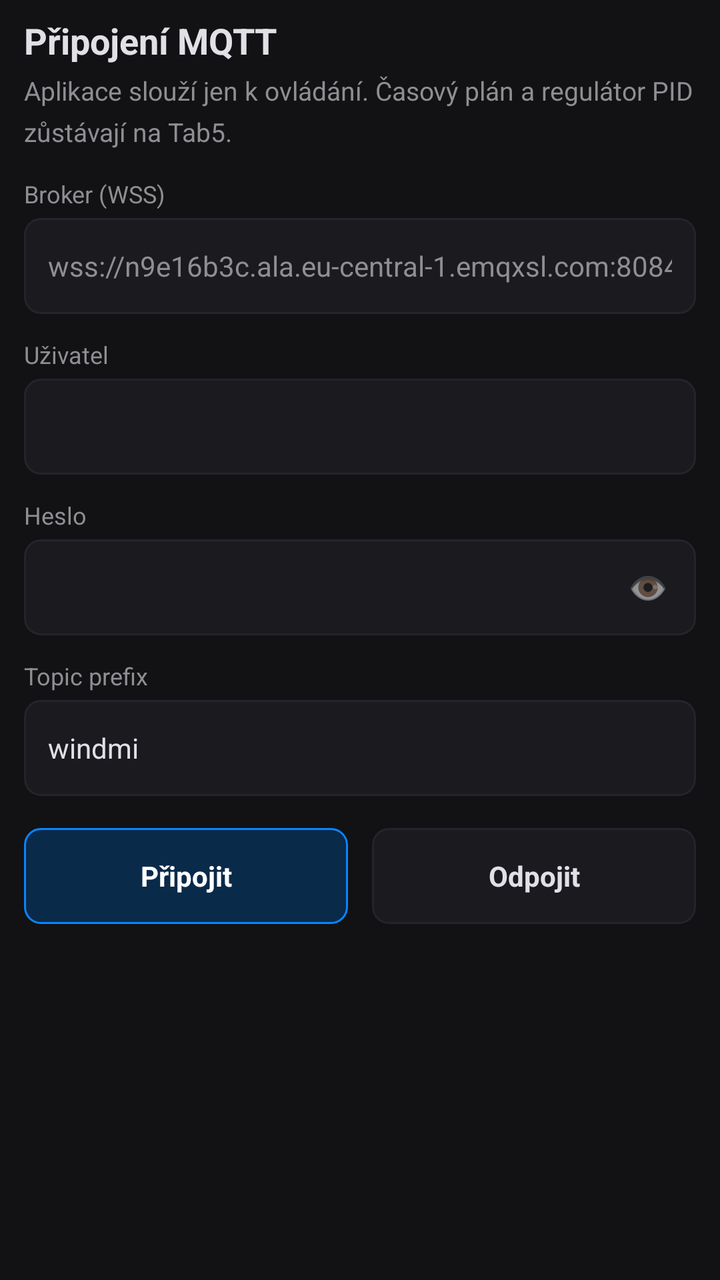
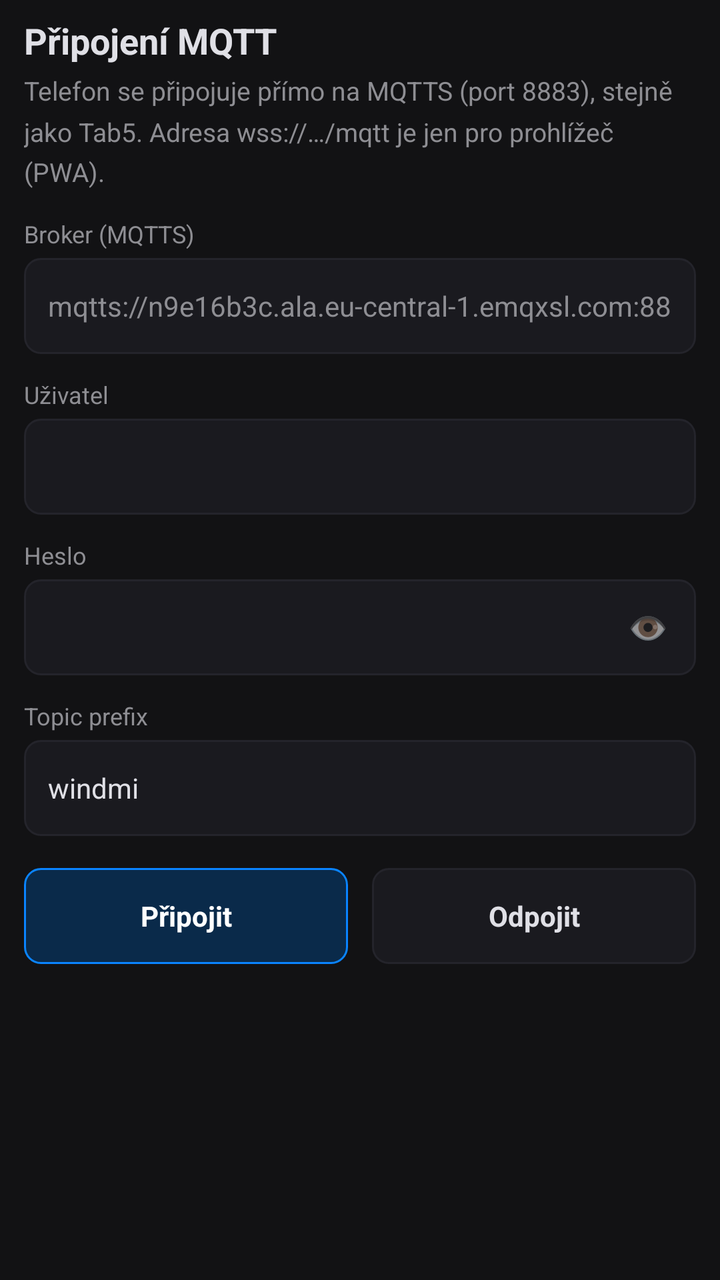

The first picture is an Android layout as it rendered before a commit; the second is the same layout after the commit. The layout source and the unified diff follow.
<!-- AndroidManifest.xml: application theme Theme.WindmiCtrl -->
<!-- res/layout/view_settings.xml -->
<?xml version="1.0" encoding="utf-8"?>
<ScrollView xmlns:android="http://schemas.android.com/apk/res/android"
    android:layout_width="match_parent"
    android:layout_height="match_parent"
    android:background="@color/bg"
    android:fillViewport="true"
    android:overScrollMode="never">

    <LinearLayout
        android:layout_width="match_parent"
        android:layout_height="wrap_content"
        android:orientation="vertical"
        android:paddingHorizontal="12dp"
        android:paddingTop="8dp"
        android:paddingBottom="20dp">

        <TextView
            android:layout_width="match_parent"
            android:layout_height="wrap_content"
            android:text="Připojení MQTT"
            android:textColor="@color/text"
            android:textSize="18sp"
            android:textStyle="bold" />

        <TextView
            android:layout_width="match_parent"
            android:layout_height="wrap_content"
            android:layout_marginTop="4dp"
            android:layout_marginBottom="14dp"
            android:lineSpacingMultiplier="1.3"
            android:text="Aplikace slouží jen k ovládání. Časový plán a regulátor PID zůstávají na Tab5."
            android:textColor="@color/muted"
            android:textSize="13sp" />

        <TextView
            android:layout_width="match_parent"
            android:layout_height="wrap_content"
            android:text="Broker (WSS)"
            android:textColor="@color/muted"
            android:textSize="12sp" />

        <EditText
            android:id="@+id/cfgHost"
            android:layout_width="match_parent"
            android:layout_height="48dp"
            android:layout_marginTop="4dp"
            android:background="@drawable/bg_field"
            android:hint="wss://n9e16b3c.ala.eu-central-1.emqxsl.com:8084/mqtt"
            android:inputType="textUri"
            android:paddingHorizontal="12dp"
            android:textColor="@color/text"
            android:textColorHint="@color/muted"
            android:textSize="14sp" />

        <TextView
            android:layout_width="match_parent"
            android:layout_height="wrap_content"
            android:layout_marginTop="12dp"
            android:text="Uživatel"
            android:textColor="@color/muted"
            android:textSize="12sp" />

        <EditText
            android:id="@+id/cfgUser"
            android:layout_width="match_parent"
            android:layout_height="48dp"
            android:layout_marginTop="4dp"
            android:background="@drawable/bg_field"
            android:inputType="text"
            android:paddingHorizontal="12dp"
            android:textColor="@color/text"
            android:textColorHint="@color/muted"
            android:textSize="14sp" />

        <TextView
            android:layout_width="match_parent"
            android:layout_height="wrap_content"
            android:layout_marginTop="12dp"
            android:text="Heslo"
            android:textColor="@color/muted"
            android:textSize="12sp" />

        <FrameLayout
            android:layout_width="match_parent"
            android:layout_height="48dp"
            android:layout_marginTop="4dp"
            android:background="@drawable/bg_field">

            <EditText
                android:id="@+id/cfgPass"
                android:layout_width="match_parent"
                android:layout_height="match_parent"
                android:background="@android:color/transparent"
                android:inputType="textPassword"
                android:paddingStart="12dp"
                android:paddingEnd="48dp"
                android:textColor="@color/text"
                android:textColorHint="@color/muted"
                android:textSize="14sp" />

            <TextView
                android:id="@+id/btnTogglePass"
                android:layout_width="48dp"
                android:layout_height="match_parent"
                android:layout_gravity="end"
                android:background="?attr/selectableItemBackgroundBorderless"
                android:clickable="true"
                android:focusable="true"
                android:gravity="center"
                android:text="👁"
                android:textSize="16sp" />
        </FrameLayout>

        <TextView
            android:layout_width="match_parent"
            android:layout_height="wrap_content"
            android:layout_marginTop="12dp"
            android:text="Topic prefix"
            android:textColor="@color/muted"
            android:textSize="12sp" />

        <EditText
            android:id="@+id/cfgPrefix"
            android:layout_width="match_parent"
            android:layout_height="48dp"
            android:layout_marginTop="4dp"
            android:background="@drawable/bg_field"
            android:inputType="text"
            android:paddingHorizontal="12dp"
            android:text="windmi"
            android:textColor="@color/text"
            android:textColorHint="@color/muted"
            android:textSize="14sp" />

        <LinearLayout
            android:layout_width="match_parent"
            android:layout_height="wrap_content"
            android:layout_marginTop="16dp"
            android:orientation="horizontal">

            <TextView
                android:id="@+id/btnConnect"
                android:layout_width="0dp"
                android:layout_height="48dp"
                android:layout_marginEnd="6dp"
                android:layout_weight="1"
                android:background="@drawable/bg_btn_primary"
                android:clickable="true"
                android:focusable="true"
                android:gravity="center"
                android:text="Připojit"
                android:textColor="@android:color/white"
                android:textStyle="bold" />

            <TextView
                android:id="@+id/btnDisconnect"
                android:layout_width="0dp"
                android:layout_height="48dp"
                android:layout_marginStart="6dp"
                android:layout_weight="1"
                android:background="@drawable/bg_btn_secondary"
                android:clickable="true"
                android:focusable="true"
                android:gravity="center"
                android:text="Odpojit"
                android:textColor="@color/text"
                android:textStyle="bold" />
        </LinearLayout>

        <TextView
            android:id="@+id/cfgStatus"
            android:layout_width="match_parent"
            android:layout_height="wrap_content"
            android:layout_marginTop="12dp"
            android:minHeight="18dp"
            android:textColor="@color/muted"
            android:textSize="13sp" />
    </LinearLayout>
</ScrollView>
<!-- resources referenced by this layout -->
<resources>
  <color name="bg">#121214</color>
  <color name="muted">#8E8E93</color>
  <color name="text">#E0E0E6</color>
  <!-- drawable bg_btn_primary (drawable) -->
  <?xml version="1.0" encoding="utf-8"?>
  <shape xmlns:android="http://schemas.android.com/apk/res/android" android:shape="rectangle">
      <solid android:color="@color/chip_room_bg" />
      <stroke android:width="1dp" android:color="@color/room" />
      <corners android:radius="8dp" />
  </shape>
  <!-- drawable bg_btn_secondary (drawable) -->
  <?xml version="1.0" encoding="utf-8"?>
  <shape xmlns:android="http://schemas.android.com/apk/res/android" android:shape="rectangle">
      <solid android:color="@color/panel" />
      <stroke android:width="1dp" android:color="@color/border" />
      <corners android:radius="8dp" />
  </shape>
  <!-- drawable bg_field (drawable) -->
  <?xml version="1.0" encoding="utf-8"?>
  <shape xmlns:android="http://schemas.android.com/apk/res/android" android:shape="rectangle">
      <solid android:color="@color/panel" />
      <stroke android:width="1dp" android:color="@color/border" />
      <corners android:radius="8dp" />
  </shape>
  <style name="Theme.WindmiCtrl" parent="Theme.MaterialComponents.DayNight.NoActionBar">
          <item name="android:statusBarColor">@color/bg</item>
          <item name="android:navigationBarColor">@color/bg</item>
          <item name="android:windowBackground">@color/bg</item>
          <item name="android:windowLightStatusBar">false</item>
          <item name="colorPrimary">@color/room</item>
          <item name="colorOnPrimary">#FFFFFF</item>
          <item name="android:textColorPrimary">@color/text</item>
          <item name="android:textColorHint">@color/muted</item>
          <item name="colorControlNormal">@color/border</item>
          <item name="colorControlActivated">@color/room</item>
      </style>
  <color name="chip_room_bg">#0A2A4A</color>
  <color name="room">#0A84FF</color>
  <color name="panel">#1A1A1F</color>
  <color name="border">#24242B</color>
</resources>

<!-- the commit's change to res/layout/view_settings.xml (unified diff, before → after) -->
@@ -28,14 +28,14 @@
             android:layout_marginTop="4dp"
             android:layout_marginBottom="14dp"
             android:lineSpacingMultiplier="1.3"
-            android:text="Aplikace slouží jen k ovládání. Časový plán a regulátor PID zůstávají na Tab5."
+            android:text="Telefon se připojuje přímo na MQTTS (port 8883), stejně jako Tab5. Adresa wss://…/mqtt je jen pro prohlížeč (PWA)."
             android:textColor="@color/muted"
             android:textSize="13sp" />
 
         <TextView
             android:layout_width="match_parent"
             android:layout_height="wrap_content"
-            android:text="Broker (WSS)"
+            android:text="Broker (MQTTS)"
             android:textColor="@color/muted"
             android:textSize="12sp" />
 
@@ -45,7 +45,7 @@
             android:layout_height="48dp"
             android:layout_marginTop="4dp"
             android:background="@drawable/bg_field"
-            android:hint="wss://n9e16b3c.ala.eu-central-1.emqxsl.com:8084/mqtt"
+            android:hint="mqtts://n9e16b3c.ala.eu-central-1.emqxsl.com:8883"
             android:inputType="textUri"
             android:paddingHorizontal="12dp"
             android:textColor="@color/text"
